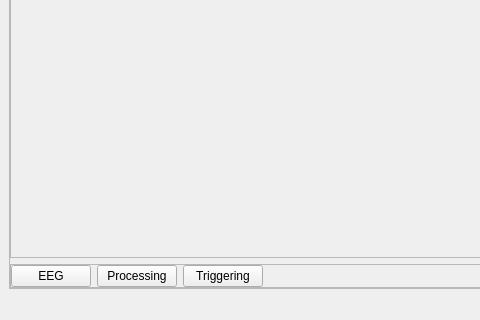
This is UI/mainwindow.ui in VeikkaLeppanen/Real_Time_EEG as Qt 5 draws it before an edit; both pictures show x 0 to 480 and y 570 to 890 of the 1194 by 890 pixel window. The edited form follows.
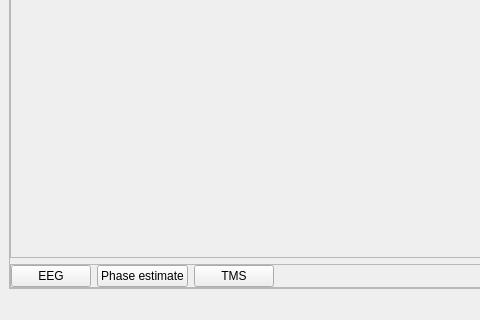
This is the edited form. Custom widgets are drawn as their Qt base class.

Diff of the .ui file:
```diff
--- a/UI/mainwindow.ui
+++ b/UI/mainwindow.ui
@@ -142,14 +142,14 @@
           <item>
            <widget class="QPushButton" name="processing">
             <property name="text">
-             <string>Processing</string>
+             <string>Phase estimate</string>
             </property>
            </widget>
           </item>
           <item>
            <widget class="QPushButton" name="triggering">
             <property name="text">
-             <string>Triggering</string>
+             <string>TMS</string>
             </property>
            </widget>
           </item>
```
